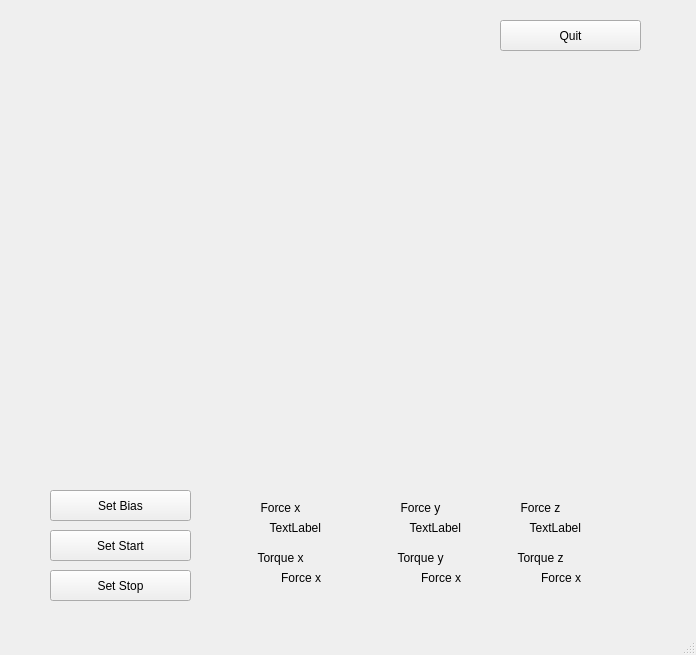
JHyoonirl/robot_ws_manage, file UI/sensor.ui: the form before one commit.
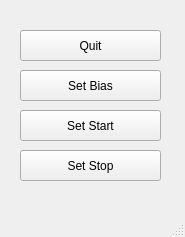
The form after the commit. Custom widgets are drawn as their Qt base class.

The edit to the form file:
```diff
--- a/UI/sensor.ui
+++ b/UI/sensor.ui
@@ -6,8 +6,8 @@
    <rect>
     <x>0</x>
     <y>0</y>
-    <width>696</width>
-    <height>655</height>
+    <width>185</width>
+    <height>237</height>
    </rect>
   </property>
   <property name="windowTitle">
@@ -17,8 +17,8 @@
    <widget class="QPushButton" name="Setbias">
     <property name="geometry">
      <rect>
-      <x>50</x>
-      <y>490</y>
+      <x>20</x>
+      <y>70</y>
       <width>141</width>
       <height>31</height>
      </rect>
@@ -30,8 +30,8 @@
    <widget class="QPushButton" name="Setstart">
     <property name="geometry">
      <rect>
-      <x>50</x>
-      <y>530</y>
+      <x>20</x>
+      <y>110</y>
       <width>141</width>
       <height>31</height>
      </rect>
@@ -43,8 +43,8 @@
    <widget class="QPushButton" name="Setstop">
     <property name="geometry">
      <rect>
-      <x>50</x>
-      <y>570</y>
+      <x>20</x>
+      <y>150</y>
       <width>141</width>
       <height>31</height>
      </rect>
@@ -53,223 +53,11 @@
      <string>Set Stop</string>
     </property>
    </widget>
-   <widget class="QLabel" name="force_x_data">
-    <property name="geometry">
-     <rect>
-      <x>240</x>
-      <y>520</y>
-      <width>81</width>
-      <height>16</height>
-     </rect>
-    </property>
-    <property name="text">
-     <string>TextLabel</string>
-    </property>
-    <property name="alignment">
-     <set>Qt::AlignRight|Qt::AlignTrailing|Qt::AlignVCenter</set>
-    </property>
-   </widget>
-   <widget class="QLabel" name="ForceX">
-    <property name="geometry">
-     <rect>
-      <x>240</x>
-      <y>500</y>
-      <width>81</width>
-      <height>16</height>
-     </rect>
-    </property>
-    <property name="text">
-     <string>Force x</string>
-    </property>
-    <property name="alignment">
-     <set>Qt::AlignCenter</set>
-    </property>
-   </widget>
-   <widget class="QLabel" name="ForceY">
-    <property name="geometry">
-     <rect>
-      <x>380</x>
-      <y>500</y>
-      <width>81</width>
-      <height>16</height>
-     </rect>
-    </property>
-    <property name="text">
-     <string>Force y</string>
-    </property>
-    <property name="alignment">
-     <set>Qt::AlignCenter</set>
-    </property>
-   </widget>
-   <widget class="QLabel" name="force_y_data">
-    <property name="geometry">
-     <rect>
-      <x>380</x>
-      <y>520</y>
-      <width>81</width>
-      <height>16</height>
-     </rect>
-    </property>
-    <property name="text">
-     <string>TextLabel</string>
-    </property>
-    <property name="alignment">
-     <set>Qt::AlignRight|Qt::AlignTrailing|Qt::AlignVCenter</set>
-    </property>
-   </widget>
-   <widget class="QLabel" name="force_z_data">
-    <property name="geometry">
-     <rect>
-      <x>500</x>
-      <y>520</y>
-      <width>81</width>
-      <height>16</height>
-     </rect>
-    </property>
-    <property name="text">
-     <string>TextLabel</string>
-    </property>
-    <property name="alignment">
-     <set>Qt::AlignRight|Qt::AlignTrailing|Qt::AlignVCenter</set>
-    </property>
-   </widget>
-   <widget class="QLabel" name="ForceZ">
-    <property name="geometry">
-     <rect>
-      <x>500</x>
-      <y>500</y>
-      <width>81</width>
-      <height>16</height>
-     </rect>
-    </property>
-    <property name="text">
-     <string>Force z</string>
-    </property>
-    <property name="alignment">
-     <set>Qt::AlignCenter</set>
-    </property>
-   </widget>
-   <widget class="QLabel" name="TorqueX">
-    <property name="geometry">
-     <rect>
-      <x>240</x>
-      <y>550</y>
-      <width>81</width>
-      <height>16</height>
-     </rect>
-    </property>
-    <property name="text">
-     <string>Torque x</string>
-    </property>
-    <property name="alignment">
-     <set>Qt::AlignCenter</set>
-    </property>
-   </widget>
-   <widget class="QLabel" name="torque_y_data">
-    <property name="geometry">
-     <rect>
-      <x>380</x>
-      <y>570</y>
-      <width>81</width>
-      <height>16</height>
-     </rect>
-    </property>
-    <property name="text">
-     <string>Force x</string>
-    </property>
-    <property name="alignment">
-     <set>Qt::AlignRight|Qt::AlignTrailing|Qt::AlignVCenter</set>
-    </property>
-   </widget>
-   <widget class="QLabel" name="torque_x_data">
-    <property name="geometry">
-     <rect>
-      <x>240</x>
-      <y>570</y>
-      <width>81</width>
-      <height>16</height>
-     </rect>
-    </property>
-    <property name="text">
-     <string>Force x</string>
-    </property>
-    <property name="alignment">
-     <set>Qt::AlignRight|Qt::AlignTrailing|Qt::AlignVCenter</set>
-    </property>
-   </widget>
-   <widget class="QLabel" name="TorqueZ">
-    <property name="geometry">
-     <rect>
-      <x>500</x>
-      <y>550</y>
-      <width>81</width>
-      <height>16</height>
-     </rect>
-    </property>
-    <property name="text">
-     <string>Torque z</string>
-    </property>
-    <property name="alignment">
-     <set>Qt::AlignCenter</set>
-    </property>
-   </widget>
-   <widget class="QLabel" name="torque_z_data">
-    <property name="geometry">
-     <rect>
-      <x>500</x>
-      <y>570</y>
-      <width>81</width>
-      <height>16</height>
-     </rect>
-    </property>
-    <property name="text">
-     <string>Force x</string>
-    </property>
-    <property name="alignment">
-     <set>Qt::AlignRight|Qt::AlignTrailing|Qt::AlignVCenter</set>
-    </property>
-   </widget>
-   <widget class="QLabel" name="TorqueY">
-    <property name="geometry">
-     <rect>
-      <x>380</x>
-      <y>550</y>
-      <width>81</width>
-      <height>16</height>
-     </rect>
-    </property>
-    <property name="text">
-     <string>Torque y</string>
-    </property>
-    <property name="alignment">
-     <set>Qt::AlignCenter</set>
-    </property>
-   </widget>
-   <widget class="PlotWidget" name="plot_force" native="true">
-    <property name="geometry">
-     <rect>
-      <x>50</x>
-      <y>60</y>
-      <width>591</width>
-      <height>201</height>
-     </rect>
-    </property>
-   </widget>
-   <widget class="PlotWidget" name="plot_torque" native="true">
-    <property name="geometry">
-     <rect>
-      <x>50</x>
-      <y>270</y>
-      <width>591</width>
-      <height>201</height>
-     </rect>
-    </property>
-   </widget>
    <widget class="QPushButton" name="Quit">
     <property name="geometry">
      <rect>
-      <x>500</x>
-      <y>20</y>
+      <x>20</x>
+      <y>30</y>
       <width>141</width>
       <height>31</height>
      </rect>
@@ -291,14 +79,6 @@
   </widget>
   <widget class="QStatusBar" name="statusbar"/>
  </widget>
- <customwidgets>
-  <customwidget>
-   <class>PlotWidget</class>
-   <extends>QWidget</extends>
-   <header>pyqtgraph</header>
-   <container>1</container>
-  </customwidget>
- </customwidgets>
  <resources/>
  <connections/>
 </ui>
```
Left out of the diff: 4 changed lines with no effect on the pictures.
